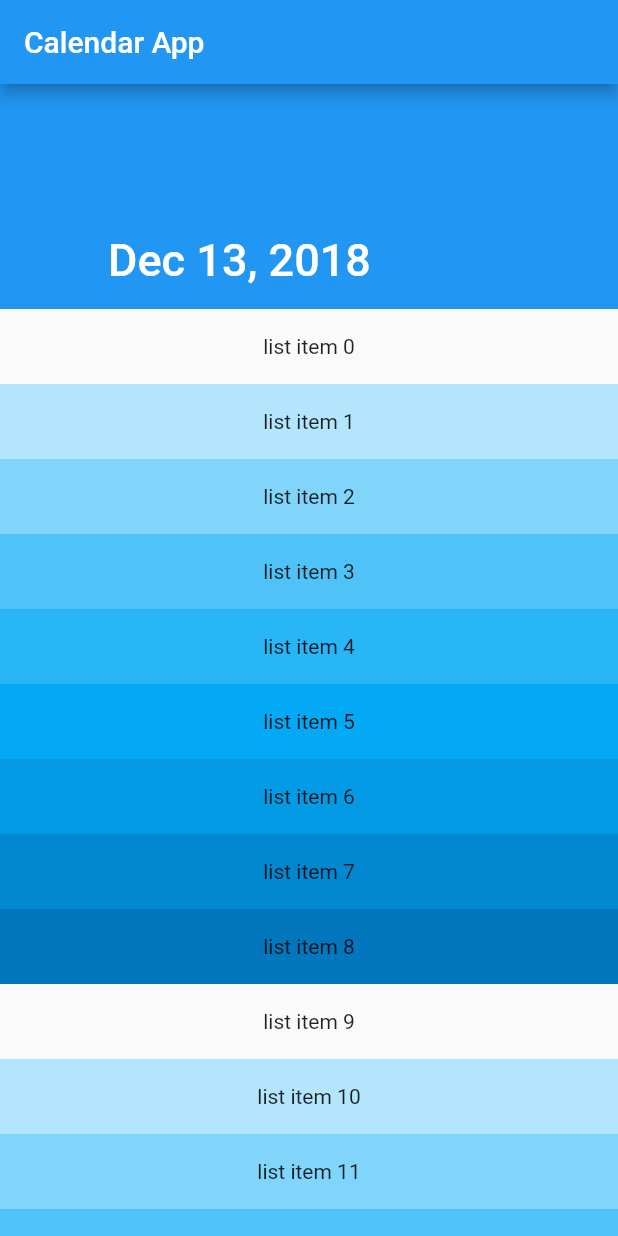
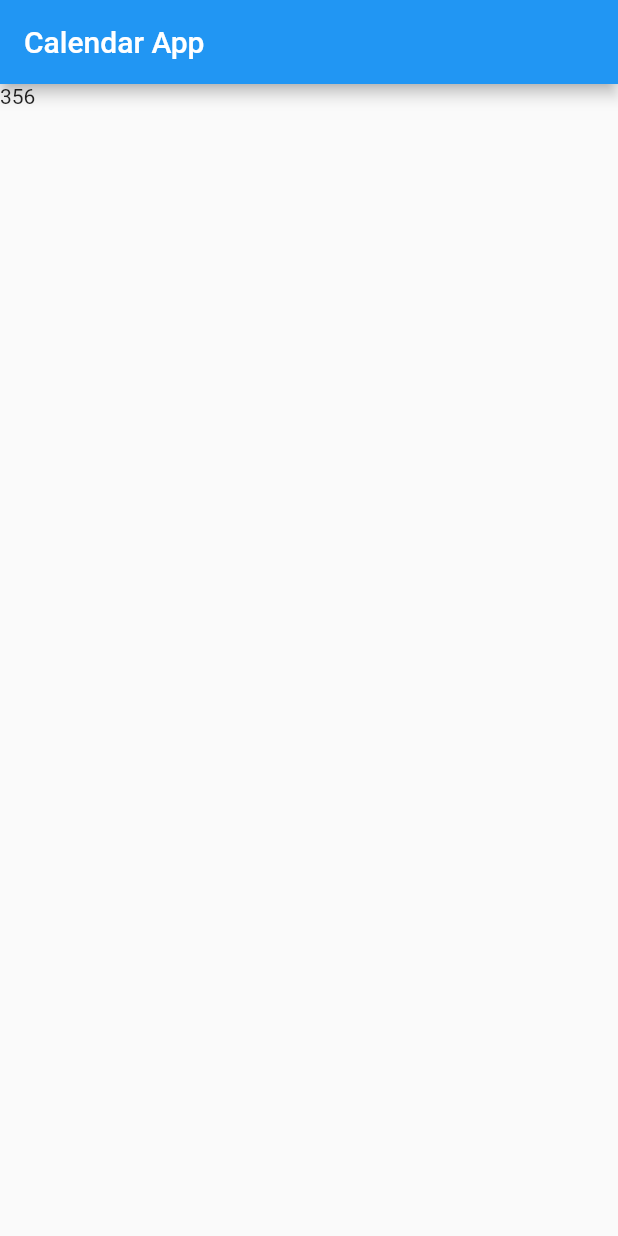
Before and after one commit to ocalvet/flutter_calendar, a Flutter app: the screen it shows after launch, on a phone screen of 412 x 824 dp. Run offline on Flutter 3.47's test engine with Material 2 defaults, Android fonts, the phone set to English and light mode, and no system bars.

```diff
--- a/lib/home.dart
+++ b/lib/home.dart
@@ -9,44 +9,57 @@ class HomePage extends StatelessWidget {
         appBar: AppBar(
           title: Text('Calendar App'),
         ),
-      body: CustomScrollView(
-        slivers: <Widget>[
-          SliverAppBar(
-            pinned: true,
-            expandedHeight: 150.0,
-            flexibleSpace: FlexibleSpaceBar(
-              title: Text('${format.format(DateTime.now())}'),
+        body: PageView.builder(
+          controller: PageController(
+            initialPage: 356
           ),
+          itemBuilder: (BuildContext context, int index) {
+            print(index.toString());
+            return Container(
+              child: Text(
+                index.toString(),
               ),
-          // Container(
-          //   alignment: Alignment.center,
-          //   width: MediaQuery.of(context).size.width,
-          //   height: 60,
-          //   decoration: BoxDecoration(
-          //     color: Colors.lightBlue,
-          //   ),
-          //   child: Text('${format.format(DateTime.now())}',
-          //       textDirection: TextDirection.ltr,
-          //       style: TextStyle(
-          //         color: Colors.black87,
-          //         fontSize: 20,
-          //         fontWeight: FontWeight.bold,
-          //       )),
-          // ),
-          SliverFixedExtentList(
-            itemExtent: 50.0,
-            delegate: SliverChildBuilderDelegate(
-              (BuildContext context, int index) {
-                return Container(
-                  alignment: Alignment.center,
-                  color: Colors.lightBlue[100 * (index % 9)],
-                  child: Text('list item $index'),
             );
           },
-            ),
         )
-        ],
-      ),
+        // CustomScrollView(
+        //   slivers: <Widget>[
+        //     SliverAppBar(
+        //       pinned: true,
+        //       expandedHeight: 150.0,
+        //       flexibleSpace: FlexibleSpaceBar(
+        //         title: Text('${format.format(DateTime.now())}'),
+        //       ),
+        //     ),
+        //     // Container(
+        //     //   alignment: Alignment.center,
+        //     //   width: MediaQuery.of(context).size.width,
+        //     //   height: 60,
+        //     //   decoration: BoxDecoration(
+        //     //     color: Colors.lightBlue,
+        //     //   ),
+        //     //   child: Text('${format.format(DateTime.now())}',
+        //     //       textDirection: TextDirection.ltr,
+        //     //       style: TextStyle(
+        //     //         color: Colors.black87,
+        //     //         fontSize: 20,
+        //     //         fontWeight: FontWeight.bold,
+        //     //       )),
+        //     // ),
+        //     SliverFixedExtentList(
+        //       itemExtent: 50.0,
+        //       delegate: SliverChildBuilderDelegate(
+        //         (BuildContext context, int index) {
+        //           return Container(
+        //             alignment: Alignment.center,
+        //             color: Colors.lightBlue[100 * (index % 9)],
+        //             child: Text('list item $index'),
+        //           );
+        //         },
+        //       ),
+        //     )
+        //   ],
+        // ),
         );
   }
 }
```
Lines whose indentation alone changed are shown as unchanged.
